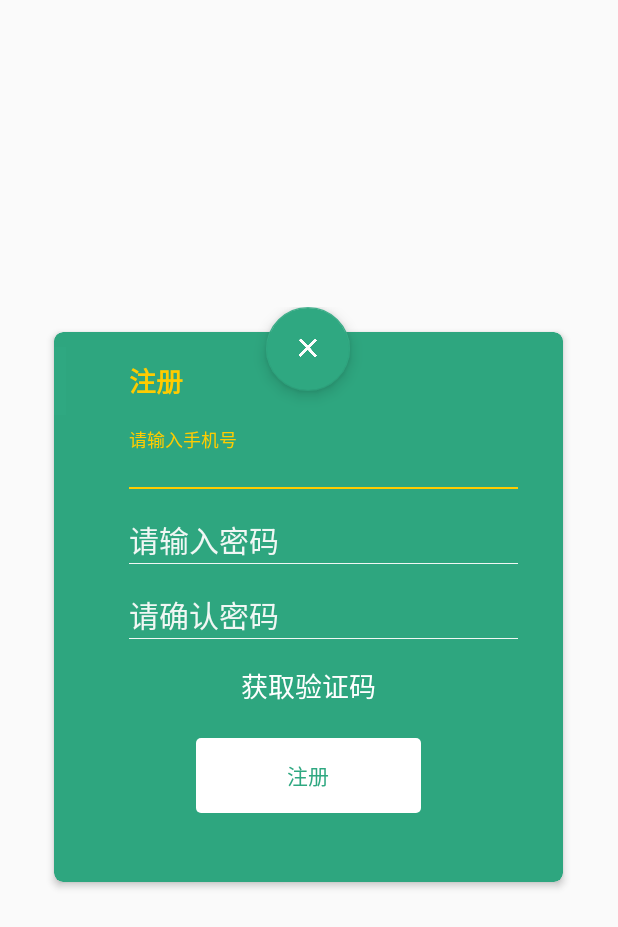
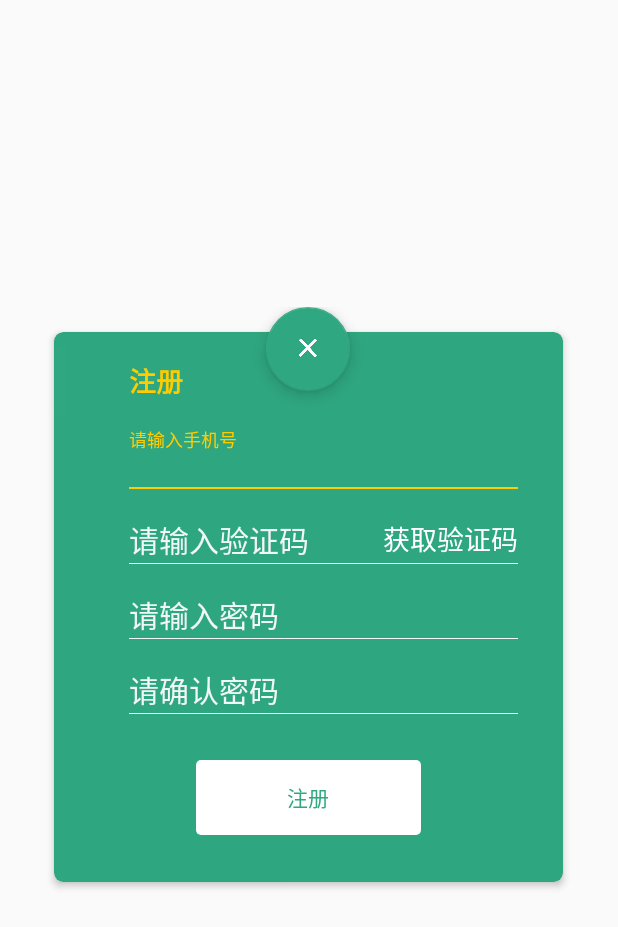
Before and after one commit to jishiDevelopers/jishi-APP, an Android app: the layout activity_register.xml on its own in the app's theme, with its tools: preview values and no code run, on a phone screen of 412 x 824 dp. Shown: the top 927 px of the screen. Run offline under Robolectric (Android 15) with nearby library versions, the phone set to English and light mode, and no system bars.

Commit message:
完成注册界面短信验证码自定义GUI编写

```diff
--- a/app/src/main/java/com/bbel/eatnow/ForgetPasswordActivity.java
+++ b/app/src/main/java/com/bbel/eatnow/ForgetPasswordActivity.java
@@ -386,18 +386,18 @@ public class ForgetPasswordActivity extends BaseActivity {
         public void handleMessage(Message msg) {
             if(msg.what==1){
                 if(time>0){
-                    now.setText("验证码已发送"+time+"秒");
+                    now.setText("已发送"+time+"秒");
                     time--;
                     handlerText.sendEmptyMessageDelayed(1, 1000);
                 }else{
-                    now.setText("提示信息");
+                    //now.setText("提示信息");
                     time = 60;
                     now.setVisibility(View.GONE);
                     buttonSend.setVisibility(View.VISIBLE);
                 }
             }else{
                 userCode.setText("");
-                now.setText("提示信息");
+                //now.setText("提示信息");
                 time = 60;
                 now.setVisibility(View.GONE);
                 buttonSend.setVisibility(View.VISIBLE);
--- a/app/src/main/res/layout/activity_register.xml
+++ b/app/src/main/res/layout/activity_register.xml
@@ -71,7 +71,7 @@
                             android:paddingBottom="2dp" />
                     </android.support.design.widget.TextInputLayout>
                 </RelativeLayout>
-<!--
+
                 <RelativeLayout
                     android:paddingStart="50dp"
                     android:paddingEnd="30dp"
@@ -96,8 +96,29 @@
                             android:paddingBottom="2dp" />
                     </android.support.design.widget.TextInputLayout>
 
+                    <Button
+                        android:id="@+id/button_send"
+                        android:layout_width="wrap_content"
+                        android:layout_height="30dp"
+                        android:layout_alignParentEnd="true"
+                        android:layout_marginTop="7dp"
+                        android:background="@null"
+                        android:button="@drawable/selector_bg_edit_2"
+                        android:text="@string/send"
+                        android:textColor="#FFFFFF"
+                        android:textSize="18sp" />
+
+                    <TextView
+                        android:id="@+id/now"
+                        android:layout_width="fill_parent"
+                        android:layout_height="wrap_content"
+                        android:layout_marginTop="7dp"
+                        android:layout_marginStart="150dp"
+                        android:gravity="center_horizontal"
+                        android:visibility="gone"
+                        android:textSize="18sp"
+                        android:textColor="#aaaaaa" />
                 </RelativeLayout>
--->
                 <LinearLayout
                     android:paddingStart="50dp"
                     android:paddingEnd="30dp"
@@ -147,7 +168,7 @@
                             android:paddingBottom="2dp" />
                     </android.support.design.widget.TextInputLayout>
                 </LinearLayout>
-
+<!--
                 <Button
                     android:id="@+id/button_send"
                     android:layout_width="wrap_content"
@@ -160,7 +181,7 @@
                     android:text="@string/send"
                     android:textColor="#FFFFFF"
                     android:textSize="18sp" />
-
+-->
                 <Button
                     android:layout_marginTop="20dp"
                     android:layout_gravity="center_horizontal"
```
Also changed, not shown: app/src/main/java/com/bbel/eatnow/RegisterActivity.java (+140 -40 lines), app/src/main/res/layout/activity_forget_password.xml (+12 -10 lines).
